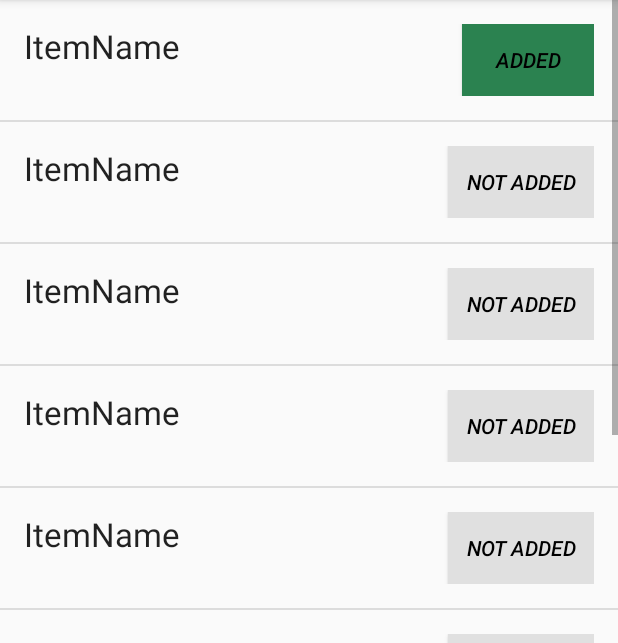
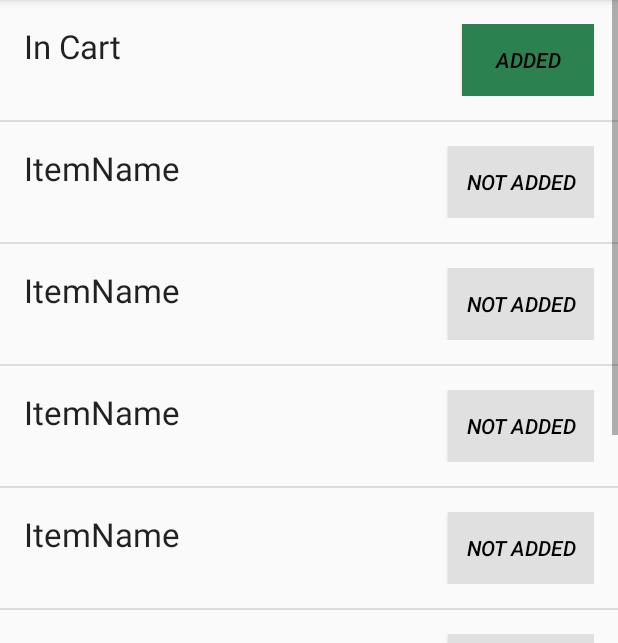
Before and after one commit to wmhqnyh/ListView-with-buttons, an Android app: the screen it shows after launch (MainActivity), after a tap on "NOT ADDED", on a phone screen of 412 x 824 dp, the part 84-727 px from its top. Run offline under Robolectric (Android 15) with nearby library versions, the phone set to English and light mode, and no system bars.

Commit message:
updated textview ("In Cart")

```diff
--- a/app/src/main/java/com/kunal/viewholderexample/adapter/ShoppingCustomAdapter.java
+++ b/app/src/main/java/com/kunal/viewholderexample/adapter/ShoppingCustomAdapter.java
@@ -97,12 +97,18 @@ public class ShoppingCustomAdapter extends ArrayAdapter<ShoppingItem> {
 
         final ShoppingItem shoppingItem = getItem(position);
 
-        viewHolder.itemTitleTextView.setText(shoppingItem.getItemName());
+
+        if(shoppingItem.isItemInCart())
+        {
+            viewHolder.itemTitleTextView.setText("In Cart");
+        }
+        else
+        {
+            viewHolder.itemTitleTextView.setText(shoppingItem.getItemName());
+        }
 
         viewHolder.addItemButton.setText(shoppingItem.getItemButtonText());
         viewHolder.addItemButton.setBackgroundColor(shoppingItem.getItemButtonColor());
-
-        Log.e("ItemColor", String.valueOf(shoppingItem.getItemButtonColor()));
 
         viewHolder.addItemButton.setOnClickListener(new View.OnClickListener() {
             @Override
@@ -110,6 +116,7 @@ public class ShoppingCustomAdapter extends ArrayAdapter<ShoppingItem> {
                 //viewHolder.itemTitleTextView.setText("CLICKED");
                 shoppingItem.setItemButtonText("Added");
                 shoppingItem.setItemButtonColor(Color.parseColor("#2B8250"));
+                shoppingItem.setIsItemInCart(true);
                 notifyDataSetChanged();
                 //viewHolder.addItemButton.setBackgroundColor(Color.parseColor("#000000"));
             }
```
